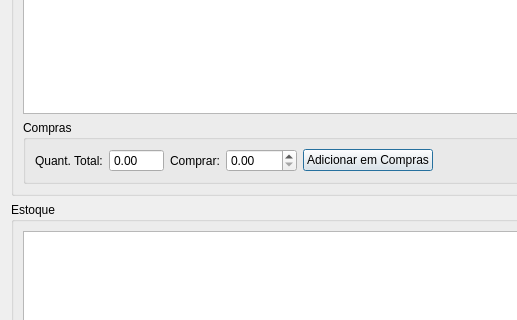
lellisls/ERP-STACCATO, file ui/produtospendentes.ui: the form before one commit; both pictures show x 0 to 517 and y 142 to 462 of the 1058 by 681 pixel window.
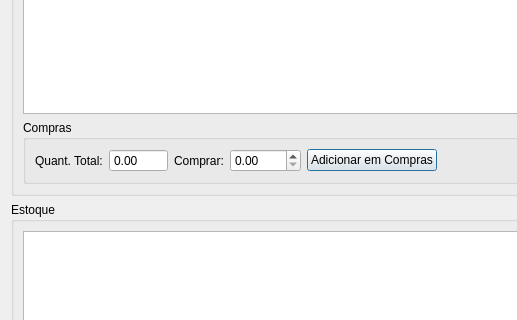
The form after the commit. Custom widgets are drawn as their Qt base class.

What changed in the file:
```diff
--- a/ui/produtospendentes.ui
+++ b/ui/produtospendentes.ui
@@ -70,6 +70,9 @@
            <property name="buttonSymbols">
             <enum>QAbstractSpinBox::NoButtons</enum>
            </property>
+           <property name="minimum">
+            <double>-9999.000000000000000</double>
+           </property>
            <property name="maximum">
             <double>9999.989999999999782</double>
            </property>
```
